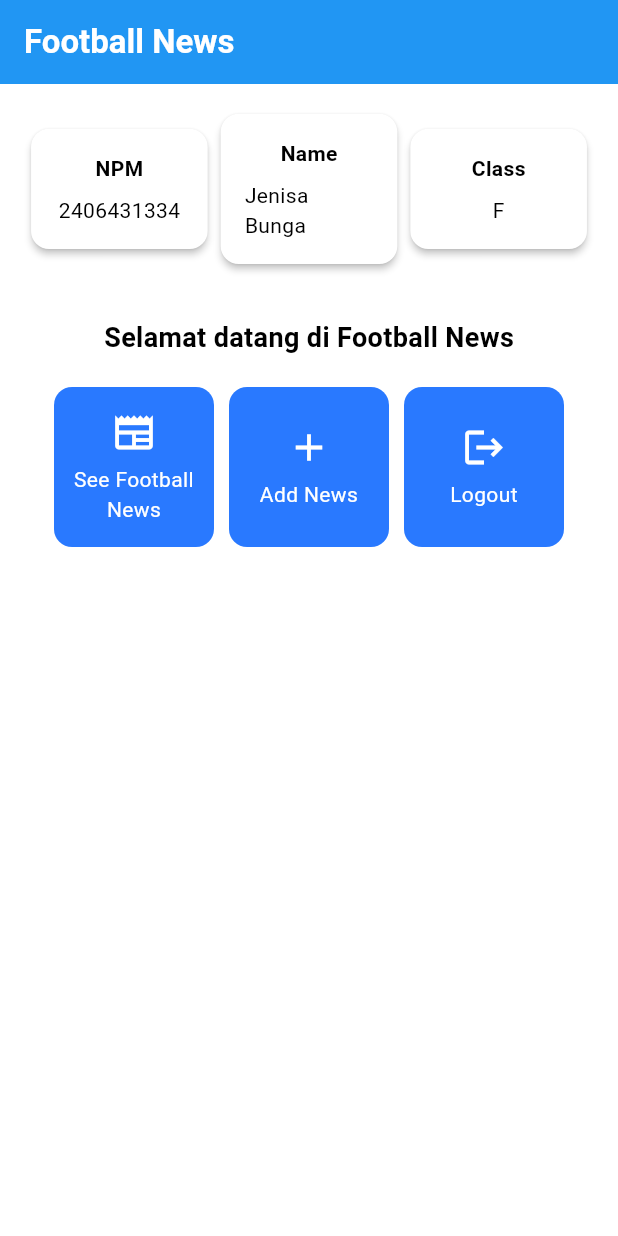
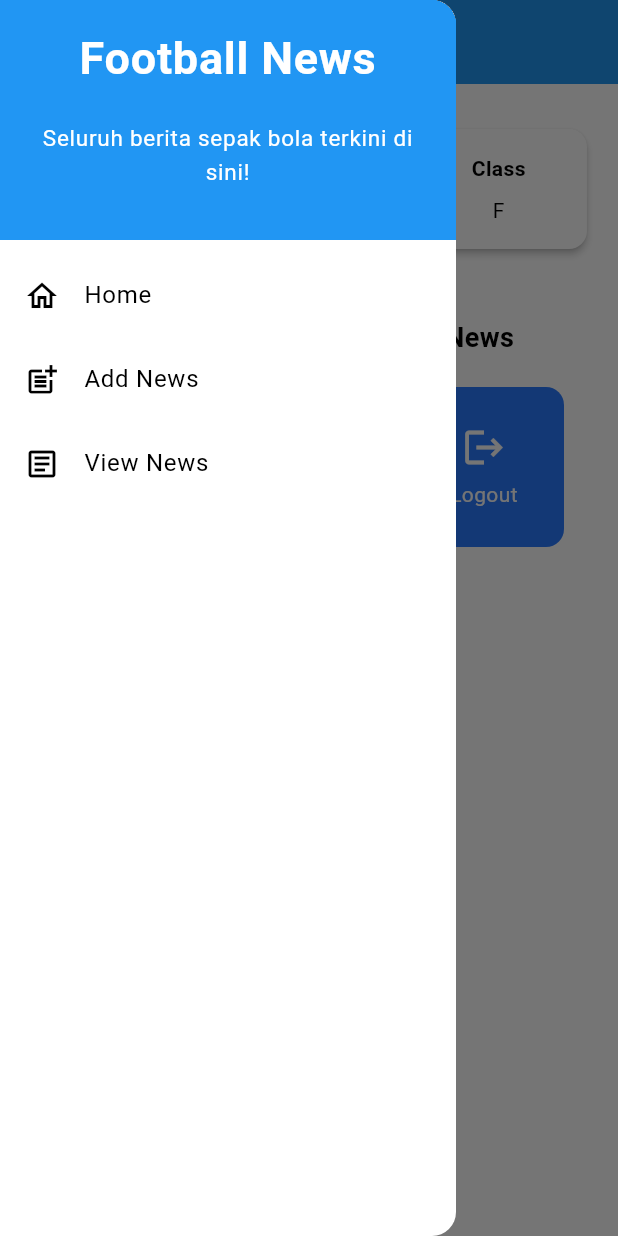
Before and after one commit to jebs-tech/football-news_mobile, a Flutter app: the screen it shows after launch, with the side drawer open (before the commit the screen has no drawer), on a phone screen of 412 x 824 dp. Run offline on Flutter 3.47's test engine with Material 3 defaults, Android fonts, the phone set to English and light mode, and no system bars.

Commit message:
Tutorial 7

```diff
--- a/football_news_mobile/lib/main.dart
+++ b/football_news_mobile/lib/main.dart
@@ -1,5 +1,5 @@
 import 'package:flutter/material.dart';
-import 'package:football_news_mobile/menu.dart';
+import 'package:football_news_mobile/screens/menu.dart';
 
 
 void main() {
--- a/football_news_mobile/lib/menu.dart
+++ b/football_news_mobile/lib/screens/menu.dart
@@ -1,4 +1,8 @@
 import 'package:flutter/material.dart';
+import 'package:football_news_mobile/widgets/left_drawer.dart';
+import 'package:football_news_mobile/screens/newslist_form.dart';  // Add this import
+// ...existing code...
+
 
 class MyHomePage extends StatelessWidget {
   MyHomePage({super.key});
@@ -30,6 +34,7 @@ class MyHomePage extends StatelessWidget {
         // Warna latar belakang AppBar diambil dari skema warna tema aplikasi.
         backgroundColor: Theme.of(context).colorScheme.primary,
       ),
+      drawer: LeftDrawer(),
       // Body halaman dengan padding di sekelilingnya.
       body: Padding(
         padding: const EdgeInsets.all(16.0),
@@ -159,6 +164,15 @@ class ItemCard extends StatelessWidget {
             ..showSnackBar(
               SnackBar(content: Text("Kamu telah menekan tombol ${item.name}!"))
             );
+                // Navigate ke route yang sesuai (tergantung jenis tombol)
+    if (item.name == "Add News") {
+        Navigator.push(
+        context,
+        MaterialPageRoute(
+            builder: (context) => const NewsFormPage(),
+        ),
+    );
+    }
         },
         // Container untuk menyimpan Icon dan Text
         child: Container(
--- /dev/null
+++ b/football_news_mobile/lib/widgets/left_drawer.dart
@@ -0,0 +1,80 @@
+import 'package:flutter/material.dart';
+import 'package:flutter/material.dart';
+import 'package:football_news_mobile/screens/menu.dart';
+import 'package:football_news_mobile/screens/newslist_form.dart'; // TODO: Impor halaman NewsFormPage jika sudah dibuat
+
+class LeftDrawer extends StatelessWidget {
+  const LeftDrawer({super.key});
+
+  @override
+  Widget build(BuildContext context) {
+    return Drawer(
+      child: ListView(
+        children: [
+          const DrawerHeader(
+            decoration: BoxDecoration(
+            color: Colors.blue,
+          ),
+          child: Column(
+            children: [
+              Text(
+                'Football News',
+                textAlign: TextAlign.center,
+                style: TextStyle(
+                  fontSize: 30,
+                  fontWeight: FontWeight.bold,
+                  color: Colors.white,
+                ),
+              ),
+              Padding(padding: EdgeInsets.all(10)),
+              Text("Seluruh berita sepak bola terkini di sini!",
+                  textAlign: TextAlign.center,
+                  style: TextStyle(
+                    fontSize: 15,
+                    color: Colors.white,
+                    fontWeight: FontWeight.normal,
+                  ),
+              ),
+            ],
+          ),
+        ),
+  ListTile(
+  leading: const Icon(Icons.home_outlined),
+  title: const Text('Home'),
+  // Bagian redirection ke MyHomePage
+  onTap: () {
+    Navigator.pushReplacement(
+        context,
+        MaterialPageRoute(
+          builder: (context) => MyHomePage(),
+        ));
+  },
+),
+ListTile(
+  leading: const Icon(Icons.post_add),
+  title: const Text('Add News'),
+  // Bagian redirection ke NewsFormPage
+  onTap: () {
+    Navigator.pushReplacement(
+        context,
+        MaterialPageRoute(
+          builder: (context) => const NewsFormPage(),
+        ));
+  },
+),
+ListTile(
+  leading: const Icon(Icons.article_outlined),
+  title: const Text('View News'),
+  onTap: () {
+    Navigator.pushReplacement(
+        context,
+        MaterialPageRoute(
+          builder: (context) => MyHomePage(),
+        ));
+  },
+),
+        ],
+      ),
+    );
+  }
+}
```
Also changed, not shown: football_news_mobile/lib/screens/newslist_form.dart (added, +218 -0 lines), football_news_mobile/lib/widgets/news_card.dart (added).
